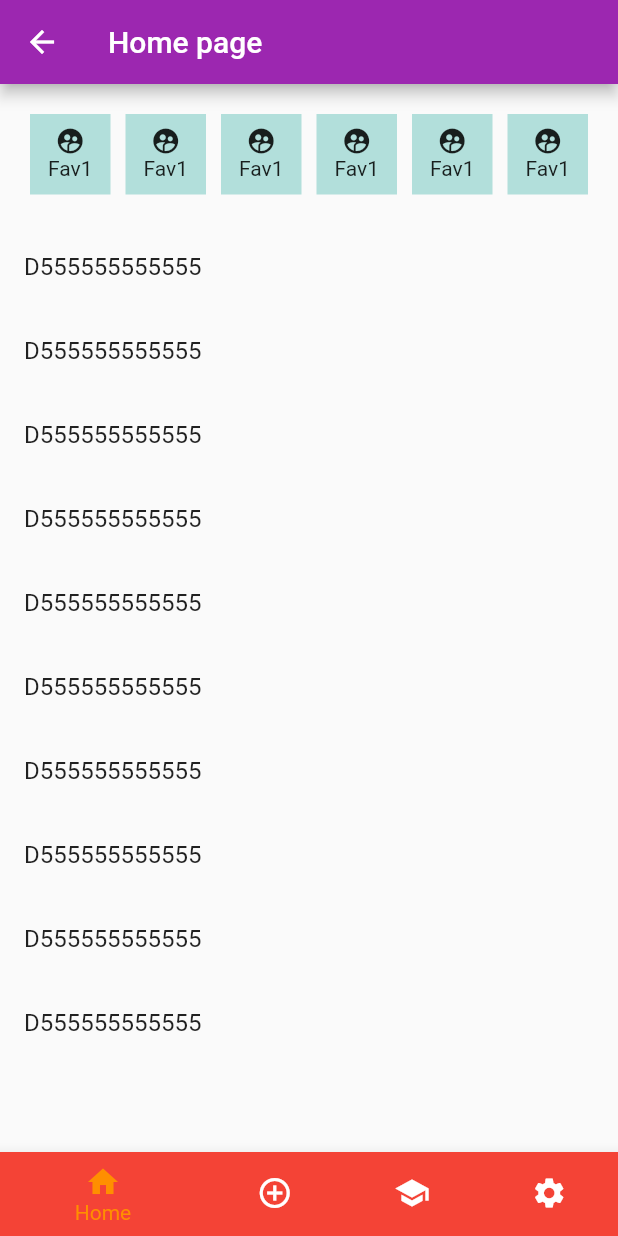
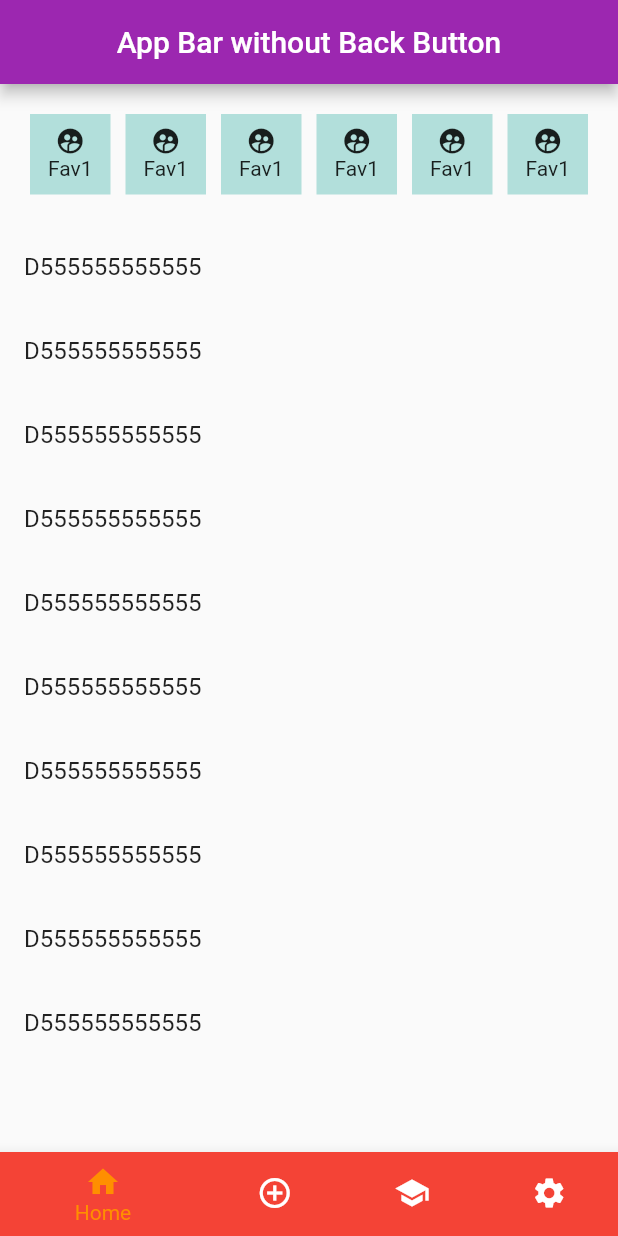
Before and after one commit to Hentaidasiu/Somchai_WordCamp, a Flutter app: the HomePage screen opened directly, on a phone screen of 412 x 824 dp. Run offline on Flutter 3.47's test engine with Material 2 defaults, Android fonts, the light colour scheme and no system bars; our stand-ins replace sqflite; accounts and stored records are empty.

Commit message:
update Appbar

```diff
--- a/lib/home.dart
+++ b/lib/home.dart
@@ -26,8 +26,9 @@ class _HomePageState extends State<HomePage> {
   Widget build(BuildContext context) {
     return Scaffold(
         appBar: AppBar(
-          title: Text('Home page'),
-        ),
+  title: Center(child: Text("App Bar without Back Button")),
+  automaticallyImplyLeading: false,
+),
         body: getbody(),
         bottomNavigationBar: bottom() );
 
```
